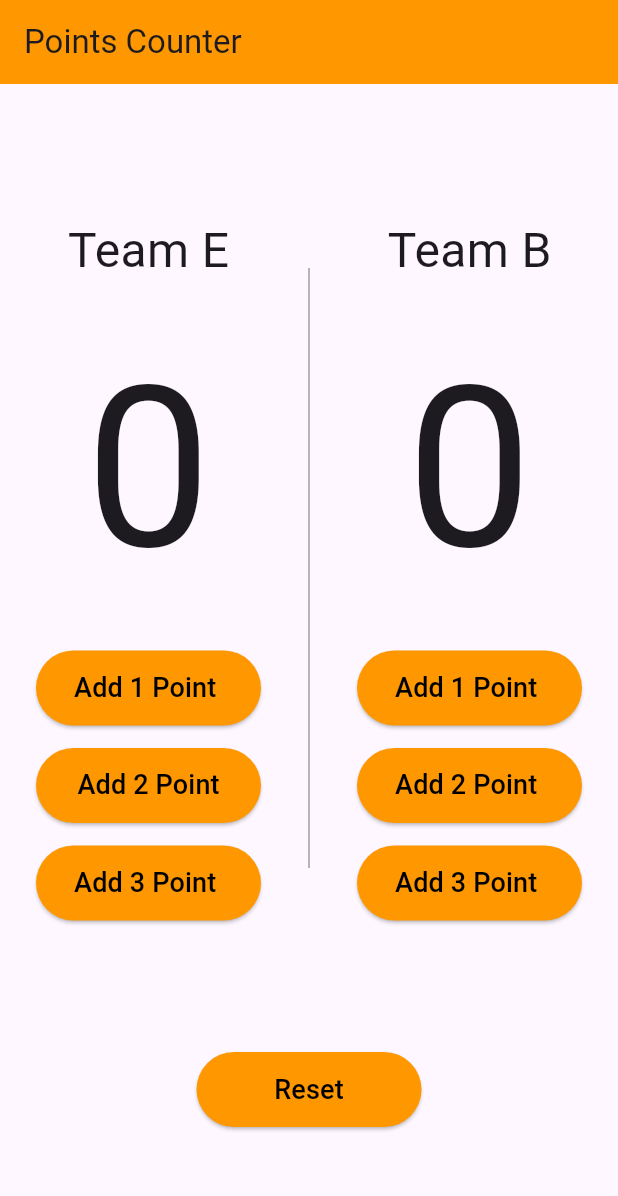
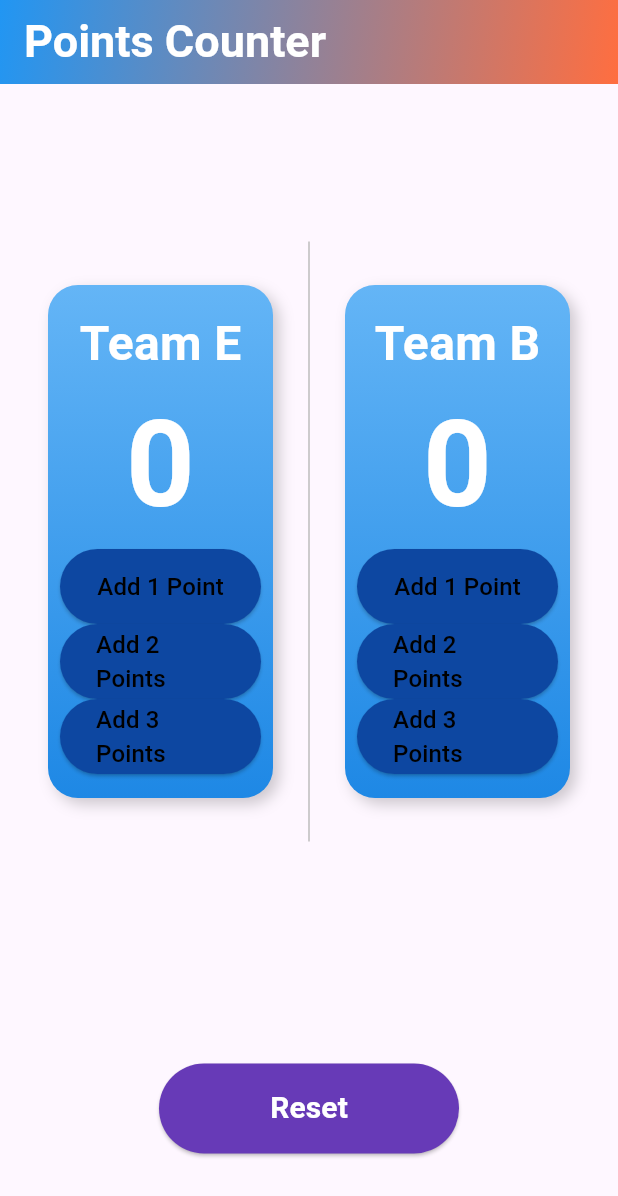
Before and after one commit to sirine2907/points_counter, a Flutter app: the screen it shows after launch, on a phone screen of 412 x 824 dp. Shown: the top 1196 px of the screen. Run offline on Flutter 3.47's test engine with Material 3 defaults, Android fonts, the light colour scheme and no system bars; our stand-ins replace flutter_bloc; Roboto replaces fonts that are missing (Poppins).

Commit message:
working with cubit

```diff
--- /dev/null
+++ b/lib/cubit/counter_cubit.dart
@@ -0,0 +1,25 @@
+import 'package:flutter_bloc/flutter_bloc.dart';
+import 'package:point_counter/cubit/counter_state.dart';
+
+class CounterCubit extends Cubit<CounterState> {
+  int teamEScore = 0;
+  int teamBScore = 0;
+
+  CounterCubit() : super(CounterAIncreamentState(0)); // Initial state
+
+  void addPointsToTeamE(int points) {
+    teamEScore += points;
+    emit(CounterAIncreamentState(teamEScore)); // Emit new state with updated score
+  }
+
+  void addPointsToTeamB(int points) {
+    teamBScore += points;
+    emit(CounterBIncreamentState(teamBScore)); // Emit new state with updated score
+  }
+
+  void resetScores() {
+    teamEScore = 0;
+    teamBScore = 0;
+    emit(CounterAIncreamentState(teamEScore)); // Emit reset state
+  }
+}
--- /dev/null
+++ b/lib/cubit/counter_state.dart
@@ -0,0 +1,11 @@
+abstract class CounterState {}
+
+class CounterAIncreamentState extends CounterState {
+  final int teamEScore;
+  CounterAIncreamentState(this.teamEScore);
+}
+
+class CounterBIncreamentState extends CounterState {
+  final int teamBScore;
+  CounterBIncreamentState(this.teamBScore);
+}
--- a/lib/main.dart
+++ b/lib/main.dart
@@ -1,214 +1,220 @@
 import 'package:flutter/material.dart';
+import 'package:flutter_bloc/flutter_bloc.dart';
+import 'package:point_counter/cubit/counter_cubit.dart';
+import 'package:point_counter/cubit/counter_state.dart';
 
 void main() {
-  runApp(pointsCounter());
+  runApp(PointsCounterApp());
 }
 
-class pointsCounter extends StatefulWidget {
-  @override
-  State<pointsCounter> createState() => _pointsCounterState();
-}
-
-class _pointsCounterState extends State<pointsCounter> {
-  int teamAPoints = 0;
-
-  int teamBPoints = 0;
-
-  void addOnePoint() {
-    print('add one point');
-  }
-
+class PointsCounterApp extends StatelessWidget {
   @override
   Widget build(BuildContext context) {
     return MaterialApp(
       debugShowCheckedModeBanner: false,
-      home: Scaffold(
+      theme: ThemeData(
+        primaryColor: const Color.fromARGB(255, 117, 137, 223),
+        textTheme: TextTheme(
+          titleLarge: TextStyle(fontFamily: 'Poppins', fontWeight: FontWeight.w600),
+        ),
+      ),
+      home: PointsCounter(),
+    );
+  }
+}
+
+class PointsCounter extends StatelessWidget {
+  @override
+  Widget build(BuildContext context) {
+    return BlocProvider(
+      create: (context) => CounterCubit(),
+      child: Scaffold(
         appBar: AppBar(
-          backgroundColor: Colors.orange,
-          title: Text('Points Counter'),
+          backgroundColor: Colors.transparent,
+          elevation: 0,
+          flexibleSpace: Container(
+            decoration: BoxDecoration(
+              gradient: LinearGradient(
+                colors: [Colors.blue, Colors.deepOrangeAccent],
+                begin: Alignment.topLeft,
+                end: Alignment.bottomRight,
               ),
-        body: Column(
+            ),
+          ),
+          title: Text(
+            'Points Counter',
+            style: TextStyle(
+              fontSize: 30,
+              fontWeight: FontWeight.bold,
+              color: Colors.white,
+            ),
+          ),
+        ),
+        body: BlocConsumer<CounterCubit, CounterState>(
+          listener: (context, state) {
+            // Optionally, handle side effects
+          },
+          builder: (context, state) {
+            int teamEScore = 0;
+            int teamBScore = 0;
+
+            if (state is CounterAIncreamentState) {
+              teamEScore = state.teamEScore;
+            }
+
+            if (state is CounterBIncreamentState) {
+              teamBScore = state.teamBScore;
+            }
+
+            return Padding(
+              padding: const EdgeInsets.all(16.0),
+              child: Column(
                 mainAxisAlignment: MainAxisAlignment.spaceEvenly,
                 children: [
                   Row(
                     mainAxisAlignment: MainAxisAlignment.spaceEvenly,
                     children: [
+                      // Team E Section
+                      _buildTeamColumn('Team E', teamEScore, (points) {
+                        context.read<CounterCubit>().addPointsToTeamE(points);
+                      }),
+
+                      // Divider
                       Container(
                         height: 500,
+                        child: VerticalDivider(
+                          indent: 50,
+                          endIndent: 50,
+                          color: Colors.grey.shade400,
+                          thickness: 1,
+                        ),
+                      ),
+
+                      // Team B Section
+                      _buildTeamColumn('Team B', teamBScore, (points) {
+                        context.read<CounterCubit>().addPointsToTeamB(points);
+                      }),
+                    ],
+                  ),
+                  SizedBox(height: 20),
+                  // Reset Button
+                  ElevatedButton(
+                    style: ElevatedButton.styleFrom(
+                      padding: EdgeInsets.all(12),
+                      backgroundColor: Colors.deepPurple,
+                      shape: RoundedRectangleBorder(
+                        borderRadius: BorderRadius.circular(30),
+                      ),
+                      minimumSize: Size(200, 60),
+                    ),
+                    onPressed: () {
+                      context.read<CounterCubit>().resetScores();
+                    },
+                    child: Text(
+                      'Reset',
+                      style: TextStyle(
+                        fontSize: 20,
+                        color: Colors.white,
+                        fontWeight: FontWeight.bold,
+                      ),
+                    ),
+                  ),
+                ],
+              ),
+            );
+          },
+        ),
+      ),
+    );
+  }
+
+  // Widget to build each team's column
+  Widget _buildTeamColumn(String teamName, int score, Function(int) onAddPoints) {
+    return Container(
+      width: 150,
+      decoration: BoxDecoration(
+        gradient: LinearGradient(
+          colors: [Colors.blue.shade300, Colors.blue.shade600],
+          begin: Alignment.topCenter,
+          end: Alignment.bottomCenter,
+        ),
+        borderRadius: BorderRadius.circular(20),
+        boxShadow: [
+          BoxShadow(
+            color: Colors.black.withOpacity(0.2),
+            offset: Offset(4, 4),
+            blurRadius: 8,
+          ),
+        ],
+      ),
+      child: Padding(
+        padding: const EdgeInsets.symmetric(vertical: 16.0, horizontal: 8.0),
         child: Column(
           mainAxisAlignment: MainAxisAlignment.spaceEvenly,
           children: [
             Text(
-                        'Team E',
+              teamName,
               style: TextStyle(
                 fontSize: 32,
+                fontWeight: FontWeight.bold,
+                color: Colors.white,
               ),
             ),
             Text(
-                        '$teamAPoints',
+              '$score',
               style: TextStyle(
-                          fontSize: 150,
+                fontSize: 80,
+                fontWeight: FontWeight.bold,
+                color: Colors.white,
               ),
             ),
             ElevatedButton(
               style: ElevatedButton.styleFrom(
-                          padding: EdgeInsets.all(8),
-                          primary: Colors.orange,
+                backgroundColor: Colors.blue.shade900,
                 minimumSize: Size(150, 50),
+                shape: RoundedRectangleBorder(
+                  borderRadius: BorderRadius.circular(30),
                 ),
-                        onPressed: () {
-                          setState(() {
-                            teamAPoints++;
-                          });
-                          print(teamAPoints);
-                        },
+              ),
+              onPressed: () => onAddPoints(1),
               child: Text(
-                          'Add 1 Point ',
+                'Add 1 Point',
                 style: TextStyle(
-                            fontSize: 18,
+                  fontSize: 16,
                   color: Colors.black,
                 ),
               ),
             ),
             ElevatedButton(
               style: ElevatedButton.styleFrom(
-                          primary: Colors.orange,
+                backgroundColor: Colors.blue.shade900,
                 minimumSize: Size(150, 50),
+                shape: RoundedRectangleBorder(
+                  borderRadius: BorderRadius.circular(30),
                 ),
-                        onPressed: () {
-                          setState(() {
-                            teamAPoints += 2;
-                          });
-                        },
+              ),
+              onPressed: () => onAddPoints(2),
               child: Text(
-                          'Add 2 Point',
+                'Add 2 Points',
                 style: TextStyle(
-                            fontSize: 18,
+                  fontSize: 16,
                   color: Colors.black,
                 ),
               ),
             ),
             ElevatedButton(
               style: ElevatedButton.styleFrom(
-                          primary: Colors.orange,
+                backgroundColor: Colors.blue.shade900,
                 minimumSize: Size(150, 50),
-                        ),
-                        onPressed: () {
-                          setState(() {
-                            teamAPoints += 3;
-                          });
-                        },
-                        child: Text(
-                          'Add 3 Point ',
-                          style: TextStyle(
-                            fontSize: 18,
-                            color: Colors.black,
+                shape: RoundedRectangleBorder(
+                  borderRadius: BorderRadius.circular(30),
                 ),
               ),
-                      ),
-                    ],
-                  ),
-                ),
-                Container(
-                  height: 500,
-                  child: VerticalDivider(
-                    indent: 50,
-                    endIndent: 50,
-                    color: Colors.grey,
-                    thickness: 1,
-                  ),
-                ),
-                Container(
-                  height: 500,
-                  child: Column(
-                    mainAxisAlignment: MainAxisAlignment.spaceEvenly,
-                    children: [
-                      Text(
-                        'Team B',
+              onPressed: () => onAddPoints(3),
+              child: Text(
+                'Add 3 Points',
                 style: TextStyle(
-                          fontSize: 32,
-                        ),
-                      ),
-                      Text(
-                        '$teamBPoints',
-                        style: TextStyle(
-                          fontSize: 150,
-                        ),
-                      ),
-                      ElevatedButton(
-                        style: ElevatedButton.styleFrom(
-                          padding: EdgeInsets.all(8),
-                          primary: Colors.orange,
-                          minimumSize: Size(150, 50),
-                        ),
-                        onPressed: () {
-                          setState(() {});
-                          teamBPoints++;
-                        },
-                        child: Text(
-                          'Add 1 Point ',
-                          style: TextStyle(
-                            fontSize: 18,
-                            color: Colors.black,
-                          ),
-                        ),
-                      ),
-                      ElevatedButton(
-                        style: ElevatedButton.styleFrom(
-                          primary: Colors.orange,
-                          minimumSize: Size(150, 50),
-                        ),
-                        onPressed: () {
-                          setState(() {});
-                          teamBPoints += 2;
-                        },
-                        child: Text(
-                          'Add 2 Point ',
-                          style: TextStyle(
-                            fontSize: 18,
-                            color: Colors.black,
-                          ),
-                        ),
-                      ),
-                      ElevatedButton(
-                        style: ElevatedButton.styleFrom(
-                          primary: Colors.orange,
-                          minimumSize: Size(150, 50),
-                        ),
-                        onPressed: () {
-                          setState(() {
-                            teamBPoints += 3;
-                          });
-                        },
-                        child: Text(
-                          'Add 3 Point ',
-                          style: TextStyle(
-                            fontSize: 18,
-                            color: Colors.black,
-                          ),
-                        ),
-                      ),
-                    ],
-                  ),
-                ),
-              ],
-            ),
-            ElevatedButton(
-              style: ElevatedButton.styleFrom(
-                padding: EdgeInsets.all(8),
-                primary: Colors.orange,
-                minimumSize: Size(150, 50),
-              ),
-              onPressed: () {
-                setState(() {
-                  teamAPoints = 0;
-                  teamBPoints = 0;
-                });
-              },
-              child: Text(
-                'Reset',
-                style: TextStyle(
-                  fontSize: 18,
+                  fontSize: 16,
                   color: Colors.black,
                 ),
               ),
--- a/pubspec.yaml
+++ b/pubspec.yaml
@@ -35,6 +35,7 @@ dependencies:
   # The following adds the Cupertino Icons font to your application.
   # Use with the CupertinoIcons class for iOS style icons.
   cupertino_icons: ^1.0.2
+  flutter_bloc: ^8.1.6
 
 dev_dependencies:
   flutter_test:
```
Also changed, not shown: pubspec.lock. Lines whose indentation alone changed are shown as unchanged.
